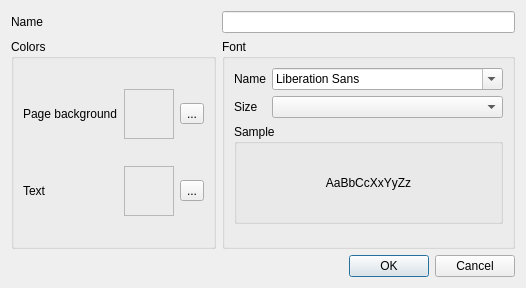
This is src/taddpagedialog.ui in TheLord45/tsurface as Qt 5 draws it before an edit. The edited form follows.
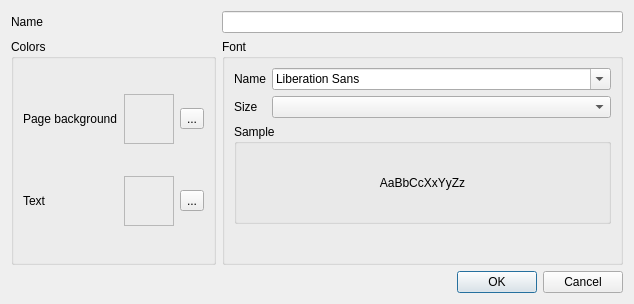
This is the edited form.

Diff of the .ui file:
```diff
--- a/src/taddpagedialog.ui
+++ b/src/taddpagedialog.ui
@@ -6,8 +6,8 @@
    <rect>
     <x>0</x>
     <y>0</y>
-    <width>449</width>
-    <height>288</height>
+    <width>634</width>
+    <height>304</height>
    </rect>
   </property>
   <property name="windowTitle">
```
Left out of the diff: 3 changed lines with no effect on the pictures.
